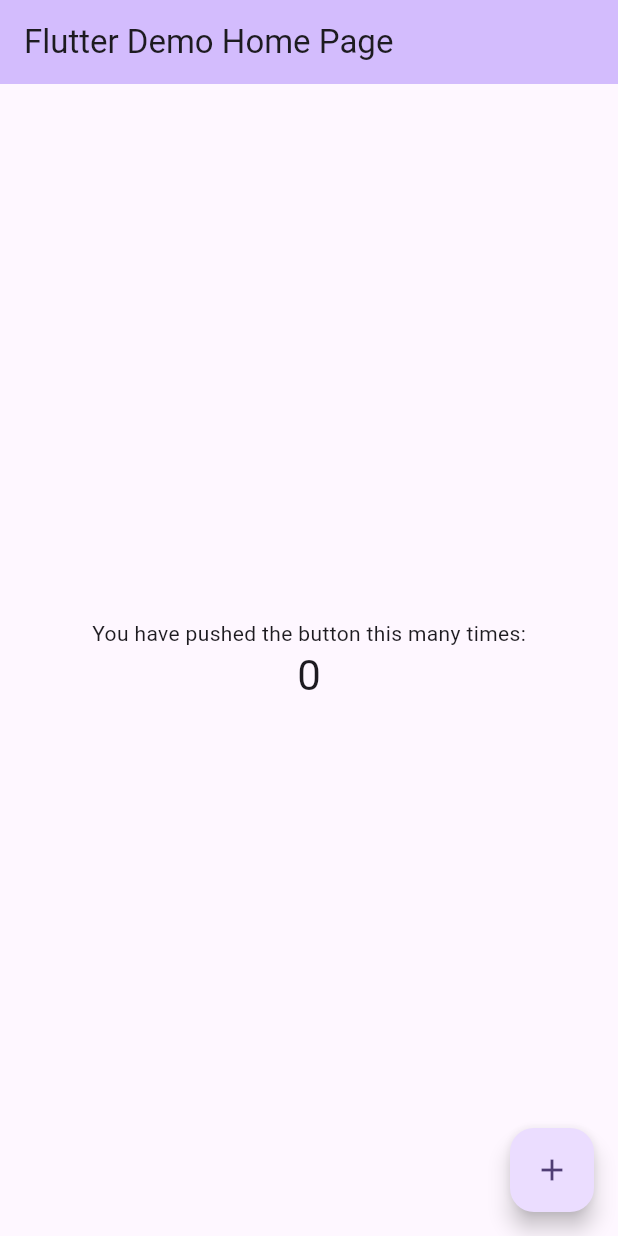
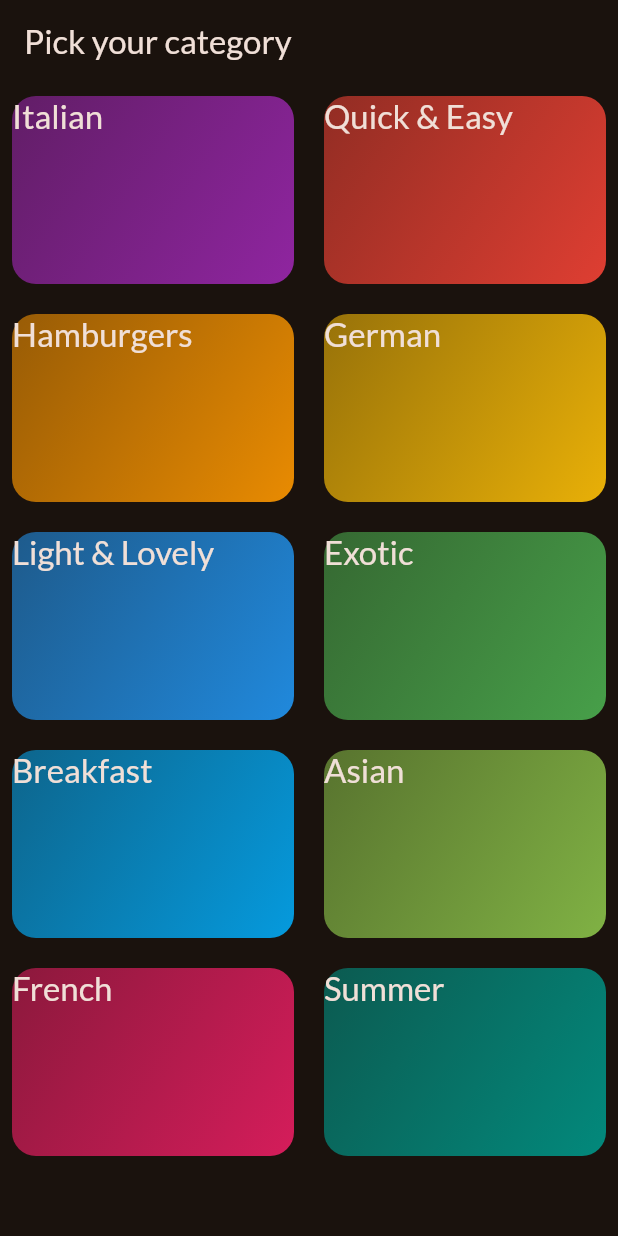
Before and after one commit to bhatt-nisarg/MealsApp, a Flutter app: the screen it shows after launch, on a phone screen of 412 x 824 dp. Run offline on Flutter 3.47's test engine with Material 3 defaults, Android fonts, the phone set to English and light mode, and no system bars; our stand-ins replace google_fonts.

Commit message:
meals screen added

```diff
--- /dev/null
+++ b/lib/data/dummy_data.dart
@@ -0,0 +1,409 @@
+import 'package:flutter/material.dart';
+
+import 'package:meals/models/Category.dart';
+import 'package:meals/models/meal.dart';
+
+// Constants in Dart should be written in lowerCamelcase.
+const availableCategories = [
+  Category(
+    id: 'c1',
+    title: 'Italian',
+    color: Colors.purple,
+  ),
+  Category(
+    id: 'c2',
+    title: 'Quick & Easy',
+    color: Colors.red,
+  ),
+  Category(
+    id: 'c3',
+    title: 'Hamburgers',
+    color: Colors.orange,
+  ),
+  Category(
+    id: 'c4',
+    title: 'German',
+    color: Colors.amber,
+  ),
+  Category(
+    id: 'c5',
+    title: 'Light & Lovely',
+    color: Colors.blue,
+  ),
+  Category(
+    id: 'c6',
+    title: 'Exotic',
+    color: Colors.green,
+  ),
+  Category(
+    id: 'c7',
+    title: 'Breakfast',
+    color: Colors.lightBlue,
+  ),
+  Category(
+    id: 'c8',
+    title: 'Asian',
+    color: Colors.lightGreen,
+  ),
+  Category(
+    id: 'c9',
+    title: 'French',
+    color: Colors.pink,
+  ),
+  Category(
+    id: 'c10',
+    title: 'Summer',
+    color: Colors.teal,
+  ),
+];
+
+const dummyMeals = [
+  Meal(
+    id: 'm1',
+    categories: [
+      'c1',
+      'c2',
+    ],
+    title: 'Spaghetti with Tomato Sauce',
+    affordability: Affordability.affordable,
+    complexity: Complexity.simple,
+    imageUrl:
+        'https://upload.wikimedia.org/wikipedia/commons/thumb/2/20/Spaghetti_Bolognese_mit_Parmesan_oder_Grana_Padano.jpg/800px-Spaghetti_Bolognese_mit_Parmesan_oder_Grana_Padano.jpg',
+    duration: 20,
+    ingredients: [
+      '4 Tomatoes',
+      '1 Tablespoon of Olive Oil',
+      '1 Onion',
+      '250g Spaghetti',
+      'Spices',
+      'Cheese (optional)'
+    ],
+    steps: [
+      'Cut the tomatoes and the onion into small pieces.',
+      'Boil some water - add salt to it once it boils.',
+      'Put the spaghetti into the boiling water - they should be done in about 10 to 12 minutes.',
+      'In the meantime, heaten up some olive oil and add the cut onion.',
+      'After 2 minutes, add the tomato pieces, salt, pepper and your other spices.',
+      'The sauce will be done once the spaghetti are.',
+      'Feel free to add some cheese on top of the finished dish.'
+    ],
+    isGlutenFree: false,
+    isVegan: true,
+    isVegetarian: true,
+    isLactoseFree: true,
+  ),
+  Meal(
+    id: 'm2',
+    categories: [
+      'c2',
+    ],
+    title: 'Toast Hawaii',
+    affordability: Affordability.affordable,
+    complexity: Complexity.simple,
+    imageUrl:
+        'https://cdn.pixabay.com/photo/2018/07/11/21/51/toast-3532016_1280.jpg',
+    duration: 10,
+    ingredients: [
+      '1 Slice White Bread',
+      '1 Slice Ham',
+      '1 Slice Pineapple',
+      '1-2 Slices of Cheese',
+      'Butter'
+    ],
+    steps: [
+      'Butter one side of the white bread',
+      'Layer ham, the pineapple and cheese on the white bread',
+      'Bake the toast for round about 10 minutes in the oven at 200°C'
+    ],
+    isGlutenFree: false,
+    isVegan: false,
+    isVegetarian: false,
+    isLactoseFree: false,
+  ),
+  Meal(
+    id: 'm3',
+    categories: [
+      'c2',
+      'c3',
+    ],
+    title: 'Classic Hamburger',
+    affordability: Affordability.pricey,
+    complexity: Complexity.simple,
+    imageUrl:
+        'https://cdn.pixabay.com/photo/2014/10/23/18/05/burger-500054_1280.jpg',
+    duration: 45,
+    ingredients: [
+      '300g Cattle Hack',
+      '1 Tomato',
+      '1 Cucumber',
+      '1 Onion',
+      'Ketchup',
+      '2 Burger Buns'
+    ],
+    steps: [
+      'Form 2 patties',
+      'Fry the patties for c. 4 minutes on each side',
+      'Quickly fry the buns for c. 1 minute on each side',
+      'Bruch buns with ketchup',
+      'Serve burger with tomato, cucumber and onion'
+    ],
+    isGlutenFree: false,
+    isVegan: false,
+    isVegetarian: false,
+    isLactoseFree: true,
+  ),
+  Meal(
+    id: 'm4',
+    categories: [
+      'c4',
+    ],
+    title: 'Wiener Schnitzel',
+    affordability: Affordability.luxurious,
+    complexity: Complexity.challenging,
+    imageUrl:
+        'https://cdn.pixabay.com/photo/2018/03/31/19/29/schnitzel-3279045_1280.jpg',
+    duration: 60,
+    ingredients: [
+      '8 Veal Cutlets',
+      '4 Eggs',
+      '200g Bread Crumbs',
+      '100g Flour',
+      '300ml Butter',
+      '100g Vegetable Oil',
+      'Salt',
+      'Lemon Slices'
+    ],
+    steps: [
+      'Tenderize the veal to about 2–4mm, and salt on both sides.',
+      'On a flat plate, stir the eggs briefly with a fork.',
+      'Lightly coat the cutlets in flour then dip into the egg, and finally, coat in breadcrumbs.',
+      'Heat the butter and oil in a large pan (allow the fat to get very hot) and fry the schnitzels until golden brown on both sides.',
+      'Make sure to toss the pan regularly so that the schnitzels are surrounded by oil and the crumbing becomes ‘fluffy’.',
+      'Remove, and drain on kitchen paper. Fry the parsley in the remaining oil and drain.',
+      'Place the schnitzels on awarmed plate and serve garnishedwith parsley and slices of lemon.'
+    ],
+    isGlutenFree: false,
+    isVegan: false,
+    isVegetarian: false,
+    isLactoseFree: false,
+  ),
+  Meal(
+    id: 'm5',
+    categories: [
+      'c2'
+          'c5',
+      'c10',
+    ],
+    title: 'Salad with Smoked Salmon',
+    affordability: Affordability.luxurious,
+    complexity: Complexity.simple,
+    imageUrl:
+        'https://cdn.pixabay.com/photo/2016/10/25/13/29/smoked-salmon-salad-1768890_1280.jpg',
+    duration: 15,
+    ingredients: [
+      'Arugula',
+      'Lamb\'s Lettuce',
+      'Parsley',
+      'Fennel',
+      '200g Smoked Salmon',
+      'Mustard',
+      'Balsamic Vinegar',
+      'Olive Oil',
+      'Salt and Pepper'
+    ],
+    steps: [
+      'Wash and cut salad and herbs',
+      'Dice the salmon',
+      'Process mustard, vinegar and olive oil into a dessing',
+      'Prepare the salad',
+      'Add salmon cubes and dressing'
+    ],
+    isGlutenFree: true,
+    isVegan: false,
+    isVegetarian: true,
+    isLactoseFree: true,
+  ),
+  Meal(
+    id: 'm6',
+    categories: [
+      'c6',
+      'c10',
+    ],
+    title: 'Delicious Orange Mousse',
+    affordability: Affordability.affordable,
+    complexity: Complexity.hard,
+    imageUrl:
+        'https://cdn.pixabay.com/photo/2017/05/01/05/18/pastry-2274750_1280.jpg',
+    duration: 240,
+    ingredients: [
+      '4 Sheets of Gelatine',
+      '150ml Orange Juice',
+      '80g Sugar',
+      '300g Yoghurt',
+      '200g Cream',
+      'Orange Peel',
+    ],
+    steps: [
+      'Dissolve gelatine in pot',
+      'Add orange juice and sugar',
+      'Take pot off the stove',
+      'Add 2 tablespoons of yoghurt',
+      'Stir gelatin under remaining yoghurt',
+      'Cool everything down in the refrigerator',
+      'Whip the cream and lift it under die orange mass',
+      'Cool down again for at least 4 hours',
+      'Serve with orange peel',
+    ],
+    isGlutenFree: true,
+    isVegan: false,
+    isVegetarian: true,
+    isLactoseFree: false,
+  ),
+  Meal(
+    id: 'm7',
+    categories: [
+      'c7',
+    ],
+    title: 'Pancakes',
+    affordability: Affordability.affordable,
+    complexity: Complexity.simple,
+    imageUrl:
+        'https://cdn.pixabay.com/photo/2018/07/10/21/23/pancake-3529653_1280.jpg',
+    duration: 20,
+    ingredients: [
+      '1 1/2 Cups all-purpose Flour',
+      '3 1/2 Teaspoons Baking Powder',
+      '1 Teaspoon Salt',
+      '1 Tablespoon White Sugar',
+      '1 1/4 cups Milk',
+      '1 Egg',
+      '3 Tablespoons Butter, melted',
+    ],
+    steps: [
+      'In a large bowl, sift together the flour, baking powder, salt and sugar.',
+      'Make a well in the center and pour in the milk, egg and melted butter; mix until smooth.',
+      'Heat a lightly oiled griddle or frying pan over medium high heat.',
+      'Pour or scoop the batter onto the griddle, using approximately 1/4 cup for each pancake. Brown on both sides and serve hot.'
+    ],
+    isGlutenFree: true,
+    isVegan: false,
+    isVegetarian: true,
+    isLactoseFree: false,
+  ),
+  Meal(
+    id: 'm8',
+    categories: [
+      'c8',
+    ],
+    title: 'Creamy Indian Chicken Curry',
+    affordability: Affordability.pricey,
+    complexity: Complexity.challenging,
+    imageUrl:
+        'https://cdn.pixabay.com/photo/2018/06/18/16/05/indian-food-3482749_1280.jpg',
+    duration: 35,
+    ingredients: [
+      '4 Chicken Breasts',
+      '1 Onion',
+      '2 Cloves of Garlic',
+      '1 Piece of Ginger',
+      '4 Tablespoons Almonds',
+      '1 Teaspoon Cayenne Pepper',
+      '500ml Coconut Milk',
+    ],
+    steps: [
+      'Slice and fry the chicken breast',
+      'Process onion, garlic and ginger into paste and sauté everything',
+      'Add spices and stir fry',
+      'Add chicken breast + 250ml of water and cook everything for 10 minutes',
+      'Add coconut milk',
+      'Serve with rice'
+    ],
+    isGlutenFree: true,
+    isVegan: false,
+    isVegetarian: false,
+    isLactoseFree: true,
+  ),
+  Meal(
+    id: 'm9',
+    categories: [
+      'c9',
+    ],
+    title: 'Chocolate Souffle',
+    affordability: Affordability.affordable,
+    complexity: Complexity.hard,
+    imageUrl:
+        'https://cdn.pixabay.com/photo/2014/08/07/21/07/souffle-412785_1280.jpg',
+    duration: 45,
+    ingredients: [
+      '1 Teaspoon melted Butter',
+      '2 Tablespoons white Sugar',
+      '2 Ounces 70% dark Chocolate, broken into pieces',
+      '1 Tablespoon Butter',
+      '1 Tablespoon all-purpose Flour',
+      '4 1/3 tablespoons cold Milk',
+      '1 Pinch Salt',
+      '1 Pinch Cayenne Pepper',
+      '1 Large Egg Yolk',
+      '2 Large Egg Whites',
+      '1 Pinch Cream of Tartar',
+      '1 Tablespoon white Sugar',
+    ],
+    steps: [
+      'Preheat oven to 190°C. Line a rimmed baking sheet with parchment paper.',
+      'Brush bottom and sides of 2 ramekins lightly with 1 teaspoon melted butter; cover bottom and sides right up to the rim.',
+      'Add 1 tablespoon white sugar to ramekins. Rotate ramekins until sugar coats all surfaces.',
+      'Place chocolate pieces in a metal mixing bowl.',
+      'Place bowl over a pan of about 3 cups hot water over low heat.',
+      'Melt 1 tablespoon butter in a skillet over medium heat. Sprinkle in flour. Whisk until flour is incorporated into butter and mixture thickens.',
+      'Whisk in cold milk until mixture becomes smooth and thickens. Transfer mixture to bowl with melted chocolate.',
+      'Add salt and cayenne pepper. Mix together thoroughly. Add egg yolk and mix to combine.',
+      'Leave bowl above the hot (not simmering) water to keep chocolate warm while you whip the egg whites.',
+      'Place 2 egg whites in a mixing bowl; add cream of tartar. Whisk until mixture begins to thicken and a drizzle from the whisk stays on the surface about 1 second before disappearing into the mix.',
+      'Add 1/3 of sugar and whisk in. Whisk in a bit more sugar about 15 seconds.',
+      'whisk in the rest of the sugar. Continue whisking until mixture is about as thick as shaving cream and holds soft peaks, 3 to 5 minutes.',
+      'Transfer a little less than half of egg whites to chocolate.',
+      'Mix until egg whites are thoroughly incorporated into the chocolate.',
+      'Add the rest of the egg whites; gently fold into the chocolate with a spatula, lifting from the bottom and folding over.',
+      'Stop mixing after the egg white disappears. Divide mixture between 2 prepared ramekins. Place ramekins on prepared baking sheet.',
+      'Bake in preheated oven until scuffles are puffed and have risen above the top of the rims, 12 to 15 minutes.',
+    ],
+    isGlutenFree: true,
+    isVegan: false,
+    isVegetarian: true,
+    isLactoseFree: false,
+  ),
+  Meal(
+    id: 'm10',
+    categories: [
+      'c2',
+      'c5',
+      'c10',
+    ],
+    title: 'Asparagus Salad with Cherry Tomatoes',
+    affordability: Affordability.luxurious,
+    complexity: Complexity.simple,
+    imageUrl:
+        'https://cdn.pixabay.com/photo/2018/04/09/18/26/asparagus-3304997_1280.jpg',
+    duration: 30,
+    ingredients: [
+      'White and Green Asparagus',
+      '30g Pine Nuts',
+      '300g Cherry Tomatoes',
+      'Salad',
+      'Salt, Pepper and Olive Oil'
+    ],
+    steps: [
+      'Wash, peel and cut the asparagus',
+      'Cook in salted water',
+      'Salt and pepper the asparagus',
+      'Roast the pine nuts',
+      'Halve the tomatoes',
+      'Mix with asparagus, salad and dressing',
+      'Serve with Baguette'
+    ],
+    isGlutenFree: true,
+    isVegan: true,
+    isVegetarian: true,
+    isLactoseFree: true,
+  ),
+];
--- a/lib/main.dart
+++ b/lib/main.dart
@@ -1,5 +1,13 @@
 import 'package:flutter/material.dart';
+import 'package:google_fonts/google_fonts.dart';
+import 'package:meals/screens/categories.dart';
 
+final theme = ThemeData(
+    useMaterial3: true,
+    colorScheme: ColorScheme.fromSeed(
+        brightness: Brightness.dark,
+        seedColor: const Color.fromARGB(255, 131, 57, 0)),
+    textTheme: GoogleFonts.latoTextTheme());
 void main() {
   runApp(const MyApp());
 }
@@ -11,115 +19,8 @@ class MyApp extends StatelessWidget {
   @override
   Widget build(BuildContext context) {
     return MaterialApp(
-      title: 'Flutter Demo',
-      theme: ThemeData(
-        // This is the theme of your application.
-        //
-        // TRY THIS: Try running your application with "flutter run". You'll see
-        // the application has a purple toolbar. Then, without quitting the app,
-        // try changing the seedColor in the colorScheme below to Colors.green
-        // and then invoke "hot reload" (save your changes or press the "hot
-        // reload" button in a Flutter-supported IDE, or press "r" if you used
-        // the command line to start the app).
-        //
-        // Notice that the counter didn't reset back to zero; the application
-        // state is not lost during the reload. To reset the state, use hot
-        // restart instead.
-        //
-        // This works for code too, not just values: Most code changes can be
-        // tested with just a hot reload.
-        colorScheme: ColorScheme.fromSeed(seedColor: Colors.deepPurple),
-        useMaterial3: true,
-      ),
-      home: const MyHomePage(title: 'Flutter Demo Home Page'),
+      theme: theme,
+      home: const CategoriesScreen(),
     );
   }
 }
-
-class MyHomePage extends StatefulWidget {
-  const MyHomePage({super.key, required this.title});
-
-  // This widget is the home page of your application. It is stateful, meaning
-  // that it has a State object (defined below) that contains fields that affect
-  // how it looks.
-
-  // This class is the configuration for the state. It holds the values (in this
-  // case the title) provided by the parent (in this case the App widget) and
-  // used by the build method of the State. Fields in a Widget subclass are
-  // always marked "final".
-
-  final String title;
-
-  @override
-  State<MyHomePage> createState() => _MyHomePageState();
-}
-
-class _MyHomePageState extends State<MyHomePage> {
-  int _counter = 0;
-
-  void _incrementCounter() {
-    setState(() {
-      // This call to setState tells the Flutter framework that something has
-      // changed in this State, which causes it to rerun the build method below
-      // so that the display can reflect the updated values. If we changed
-      // _counter without calling setState(), then the build method would not be
-      // called again, and so nothing would appear to happen.
-      _counter++;
-    });
-  }
-
-  @override
-  Widget build(BuildContext context) {
-    // This method is rerun every time setState is called, for instance as done
-    // by the _incrementCounter method above.
-    //
-    // The Flutter framework has been optimized to make rerunning build methods
-    // fast, so that you can just rebuild anything that needs updating rather
-    // than having to individually change instances of widgets.
-    return Scaffold(
-      appBar: AppBar(
-        // TRY THIS: Try changing the color here to a specific color (to
-        // Colors.amber, perhaps?) and trigger a hot reload to see the AppBar
-        // change color while the other colors stay the same.
-        backgroundColor: Theme.of(context).colorScheme.inversePrimary,
-        // Here we take the value from the MyHomePage object that was created by
-        // the App.build method, and use it to set our appbar title.
-        title: Text(widget.title),
-      ),
-      body: Center(
-        // Center is a layout widget. It takes a single child and positions it
-        // in the middle of the parent.
-        child: Column(
-          // Column is also a layout widget. It takes a list of children and
-          // arranges them vertically. By default, it sizes itself to fit its
-          // children horizontally, and tries to be as tall as its parent.
-          //
-          // Column has various properties to control how it sizes itself and
-          // how it positions its children. Here we use mainAxisAlignment to
-          // center the children vertically; the main axis here is the vertical
-          // axis because Columns are vertical (the cross axis would be
-          // horizontal).
-          //
-          // TRY THIS: Invoke "debug painting" (choose the "Toggle Debug Paint"
-          // action in the IDE, or press "p" in the console), to see the
-          // wireframe for each widget.
-          mainAxisAlignment: MainAxisAlignment.center,
-          children: <Widget>[
-            const Text(
-              'You have pushed the button this many times:',
-            ),
-            Text(
-              '$_counter',
-              style: Theme.of(context).textTheme.headlineMedium,
-            ),
-          ],
-        ),
-      ),
-      floatingActionButton: FloatingActionButton(
-        onPressed: _incrementCounter,
-        tooltip: 'Increment',
-        child: const Icon(Icons.add),
-      ), // This trailing comma makes auto-formatting nicer for build methods.
-    );
-  }
-}
--- /dev/null
+++ b/lib/models/Category.dart
@@ -0,0 +1,9 @@
+import 'package:flutter/material.dart';
+
+class Category {
+  const Category(
+      {required this.id, required this.title, this.color = Colors.orange});
+  final String id;
+  final String title;
+  final Color color;
+}
--- /dev/null
+++ b/lib/models/meal.dart
@@ -0,0 +1,43 @@
+enum Complexity {
+  simple,
+  challenging,
+  hard,
+}
+
+enum Affordability {
+  affordable,
+  pricey,
+  luxurious,
+}
+
+class Meal {
+  const Meal({
+    required this.id,
+    required this.categories,
+    required this.title,
+    required this.imageUrl,
+    required this.ingredients,
+    required this.steps,
+    required this.duration,
+    required this.complexity,
+    required this.affordability,
+    required this.isGlutenFree,
+    required this.isLactoseFree,
+    required this.isVegan,
+    required this.isVegetarian,
+  });
+
+  final String id;
+  final List<String> categories;
+  final String title;
+  final String imageUrl;
+  final List<String> ingredients;
+  final List<String> steps;
+  final int duration;
+  final Complexity complexity;
+  final Affordability affordability;
+  final bool isGlutenFree;
+  final bool isLactoseFree;
+  final bool isVegan;
+  final bool isVegetarian;
+}
--- /dev/null
+++ b/lib/screens/categories.dart
@@ -0,0 +1,43 @@
+import 'package:flutter/material.dart';
+import 'package:meals/data/dummy_data.dart';
+import 'package:meals/models/Category.dart';
+import 'package:meals/models/meal.dart';
+import 'package:meals/screens/meals.dart';
+
+import 'package:meals/widgets/category_grid_item.dart';
+
+class CategoriesScreen extends StatelessWidget {
+  const CategoriesScreen({super.key});
+  void _onSelectedCategory(BuildContext context, String name, List<Meal> meal) {
+    Navigator.of(context).push(MaterialPageRoute(
+        builder: (ctx) => MealsScreen(
+              title: name,
+              meals: meal,
+            )));
+  }
+
+  @override
+  Widget build(BuildContext context) {
+    return Scaffold(
+      appBar: AppBar(
+        title: const Text('Pick your category'),
+      ),
+      body: GridView(
+          padding: const EdgeInsets.all(8),
+          gridDelegate: const SliverGridDelegateWithFixedCrossAxisCount(
+              crossAxisCount: 2,
+              childAspectRatio: 3 / 2,
+              crossAxisSpacing: 20,
+              mainAxisSpacing: 20),
+          children: [
+            for (final category in availableCategories)
+              CategoryGridItem(
+                category: category,
+                onTapCallBack: () {
+                  _onSelectedCategory(context, category.title, dummyMeals);
+                },
+              )
+          ]),
+    );
+  }
+}
--- /dev/null
+++ b/lib/screens/meals.dart
@@ -0,0 +1,50 @@
+import 'package:flutter/material.dart';
+import 'package:meals/models/meal.dart';
+
+class MealsScreen extends StatelessWidget {
+  const MealsScreen({super.key, required this.title, required this.meals});
+
+  final String title;
+  final List<Meal> meals;
+  @override
+  Widget build(BuildContext context) {
+    Widget content = ListView.builder(
+        itemCount: meals.length,
+        itemBuilder: (context, index) {
+          return Text(meals[index].title);
+        });
+    if (meals.isEmpty) {
+      content = Center(
+        child: Column(
+          mainAxisSize: MainAxisSize.min,
+          children: [
+            Text('Uh oh... nothing here'),
+            const SizedBox(
+              height: 10,
+            ),
+            Text(
+              "Try selecting a different category",
+              style: Theme.of(context)
+                  .textTheme
+                  .bodyLarge!
+                  .copyWith(color: Theme.of(context).colorScheme.onSurface),
+            )
+          ],
+        ),
+      );
+    }
+
+    if (meals.isNotEmpty) {
+      content = ListView.builder(
+          itemCount: meals.length,
+          itemBuilder: (context, index) {
+            return Text(meals[index].title);
+          });
+    }
+    return Scaffold(
+        appBar: AppBar(
+          title: Text(title),
+        ),
+        body: content);
+  }
+}
--- /dev/null
+++ b/lib/widgets/category_grid_item.dart
@@ -0,0 +1,34 @@
+import 'package:flutter/material.dart';
+import 'package:meals/models/Category.dart';
+
+class CategoryGridItem extends StatelessWidget {
+  const CategoryGridItem(
+      {super.key, required this.category, required this.onTapCallBack});
+  final Category category;
+
+  final void Function() onTapCallBack;
+  @override
+  Widget build(BuildContext context) {
+    return InkWell(
+      onTap: onTapCallBack,
+      splashColor: Theme.of(context).primaryColor,
+      borderRadius: BorderRadius.circular(16),
+      child: Container(
+        decoration: BoxDecoration(
+          borderRadius: BorderRadius.circular(16),
+          gradient: LinearGradient(colors: [
+            category.color.withOpacity(0.55),
+            category.color.withOpacity(0.9)
+          ], begin: Alignment.topLeft, end: Alignment.bottomRight),
+        ),
+        child: Text(
+          category.title,
+          style: Theme.of(context)
+              .textTheme
+              .titleLarge!
+              .copyWith(color: Theme.of(context).colorScheme.onSurface),
+        ),
+      ),
+    );
+  }
+}
--- a/pubspec.yaml
+++ b/pubspec.yaml
@@ -35,6 +35,7 @@ dependencies:
   # The following adds the Cupertino Icons font to your application.
   # Use with the CupertinoIcons class for iOS style icons.
   cupertino_icons: ^1.0.6
+  google_fonts: ^6.2.1
 
 dev_dependencies:
   flutter_test:
```
Also changed, not shown: pubspec.lock, 1 other file.
